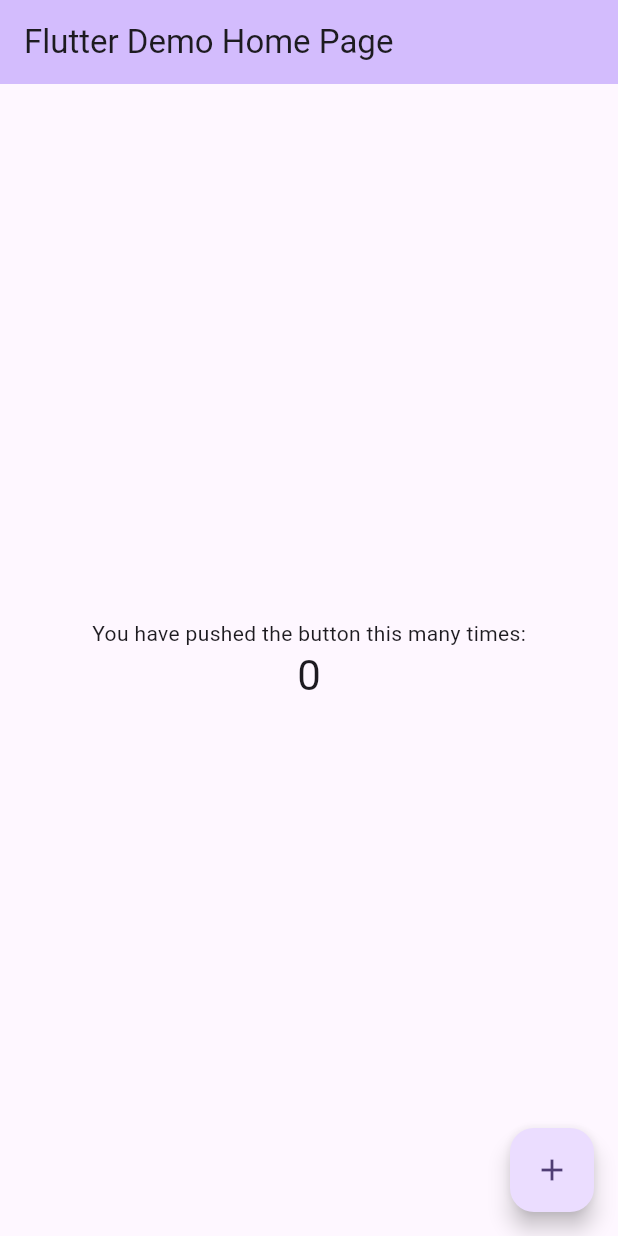
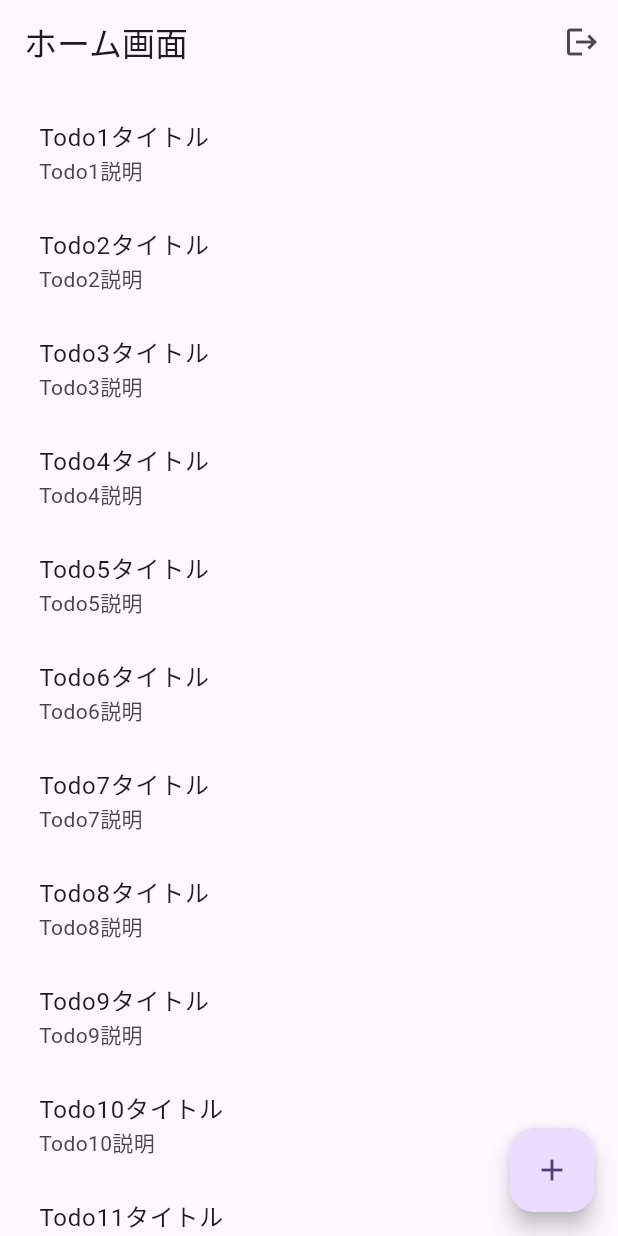
Before and after one commit to konnyaku256/tech-book-1-sample, a Flutter app: the screen it shows after launch, on a phone screen of 412 x 824 dp. Run offline on Flutter 3.47's test engine with Material 3 defaults, Android fonts, the phone set to English and light mode, and no system bars; our stand-ins replace flutter_hooks.

Commit message:
add: chapter-02

```diff
--- /dev/null
+++ b/todo_app/lib/app.dart
@@ -0,0 +1,68 @@
+import 'package:flutter/material.dart';
+import 'package:flutter_hooks/flutter_hooks.dart';
+import 'package:todo_app/screens/login_screen.dart';
+import 'package:todo_app/screens/loading_screen.dart';
+import 'package:todo_app/screens/home_screen.dart';
+
+enum LoginStatus {
+  loggingIn, // ログイン処理中
+  loggedIn, // ログイン済み
+  loggingOut, // ログアウト処理中
+  loggedOut // ログアウト済み
+}
+
+class TodoApp extends HookWidget {
+  const TodoApp({super.key});
+
+  @override
+  Widget build(BuildContext context) {
+    final loginStatus = useState(LoginStatus.loggedOut);
+
+    Future<void> loginAction() async {
+      loginStatus.value = LoginStatus.loggingIn;
+
+      // TODO: ログイン処理
+      await Future.delayed(const Duration(seconds: 2)); // 処理時間を偽装
+
+      loginStatus.value = LoginStatus.loggedIn;
+
+      print('Runned loginAction()');
+    }
+
+    void logoutAction() {
+      loginStatus.value = LoginStatus.loggingOut;
+
+      // TODO: ログアウト処理
+
+      loginStatus.value = LoginStatus.loggedOut;
+
+      print('Runned logoutAction()');
+    }
+
+    void initAction() async {
+      try {
+        await loginAction();
+      } catch (e) {
+        logoutAction();
+      }
+    }
+
+    useEffect(() {
+      initAction();
+      return null;
+    }, const []);
+
+    return MaterialApp(
+        title: 'Todo Demo',
+        theme: ThemeData(
+          colorScheme: ColorScheme.fromSeed(seedColor: Colors.deepPurple),
+          useMaterial3: true,
+        ),
+        home: loginStatus.value == LoginStatus.loggingIn ||
+                loginStatus.value == LoginStatus.loggingOut
+            ? const LoadingScreen()
+            : loginStatus.value == LoginStatus.loggedIn
+                ? HomeScreen(logoutAction)
+                : LoginScreen(loginAction));
+  }
+}
--- a/todo_app/lib/main.dart
+++ b/todo_app/lib/main.dart
@@ -1,125 +1,6 @@
 import 'package:flutter/material.dart';
+import 'package:todo_app/app.dart';
 
 void main() {
-  runApp(const MyApp());
+  runApp(const TodoApp());
 }
-
-class MyApp extends StatelessWidget {
-  const MyApp({super.key});
-
-  // This widget is the root of your application.
-  @override
-  Widget build(BuildContext context) {
-    return MaterialApp(
-      title: 'Flutter Demo',
-      theme: ThemeData(
-        // This is the theme of your application.
-        //
-        // TRY THIS: Try running your application with "flutter run". You'll see
-        // the application has a purple toolbar. Then, without quitting the app,
-        // try changing the seedColor in the colorScheme below to Colors.green
-        // and then invoke "hot reload" (save your changes or press the "hot
-        // reload" button in a Flutter-supported IDE, or press "r" if you used
-        // the command line to start the app).
-        //
-        // Notice that the counter didn't reset back to zero; the application
-        // state is not lost during the reload. To reset the state, use hot
-        // restart instead.
-        //
-        // This works for code too, not just values: Most code changes can be
-        // tested with just a hot reload.
-        colorScheme: ColorScheme.fromSeed(seedColor: Colors.deepPurple),
-        useMaterial3: true,
-      ),
-      home: const MyHomePage(title: 'Flutter Demo Home Page'),
-    );
-  }
-}
-
-class MyHomePage extends StatefulWidget {
-  const MyHomePage({super.key, required this.title});
-
-  // This widget is the home page of your application. It is stateful, meaning
-  // that it has a State object (defined below) that contains fields that affect
-  // how it looks.
-
-  // This class is the configuration for the state. It holds the values (in this
-  // case the title) provided by the parent (in this case the App widget) and
-  // used by the build method of the State. Fields in a Widget subclass are
-  // always marked "final".
-
-  final String title;
-
-  @override
-  State<MyHomePage> createState() => _MyHomePageState();
-}
-
-class _MyHomePageState extends State<MyHomePage> {
-  int _counter = 0;
-
-  void _incrementCounter() {
-    setState(() {
-      // This call to setState tells the Flutter framework that something has
-      // changed in this State, which causes it to rerun the build method below
-      // so that the display can reflect the updated values. If we changed
-      // _counter without calling setState(), then the build method would not be
-      // called again, and so nothing would appear to happen.
-      _counter++;
-    });
-  }
-
-  @override
-  Widget build(BuildContext context) {
-    // This method is rerun every time setState is called, for instance as done
-    // by the _incrementCounter method above.
-    //
-    // The Flutter framework has been optimized to make rerunning build methods
-    // fast, so that you can just rebuild anything that needs updating rather
-    // than having to individually change instances of widgets.
-    return Scaffold(
-      appBar: AppBar(
-        // TRY THIS: Try changing the color here to a specific color (to
-        // Colors.amber, perhaps?) and trigger a hot reload to see the AppBar
-        // change color while the other colors stay the same.
-        backgroundColor: Theme.of(context).colorScheme.inversePrimary,
-        // Here we take the value from the MyHomePage object that was created by
-        // the App.build method, and use it to set our appbar title.
-        title: Text(widget.title),
-      ),
-      body: Center(
-        // Center is a layout widget. It takes a single child and positions it
-        // in the middle of the parent.
-        child: Column(
-          // Column is also a layout widget. It takes a list of children and
-          // arranges them vertically. By default, it sizes itself to fit its
-          // children horizontally, and tries to be as tall as its parent.
-          //
-          // Column has various properties to control how it sizes itself and
-          // how it positions its children. Here we use mainAxisAlignment to
-          // center the children vertically; the main axis here is the vertical
-          // axis because Columns are vertical (the cross axis would be
-          // horizontal).
-          //
-          // TRY THIS: Invoke "debug painting" (choose the "Toggle Debug Paint"
-          // action in the IDE, or press "p" in the console), to see the
-          // wireframe for each widget.
-          mainAxisAlignment: MainAxisAlignment.center,
-          children: <Widget>[
-            const Text(
-              'You have pushed the button this many times:',
-            ),
-            Text(
-              '$_counter',
-              style: Theme.of(context).textTheme.headlineMedium,
-            ),
-          ],
-        ),
-      ),
-      floatingActionButton: FloatingActionButton(
-        onPressed: _incrementCounter,
-        tooltip: 'Increment',
-        child: const Icon(Icons.add),
-      ), // This trailing comma makes auto-formatting nicer for build methods.
-    );
-  }
-}
--- /dev/null
+++ b/todo_app/lib/screens/home_screen.dart
@@ -0,0 +1,76 @@
+import 'package:flutter/material.dart';
+import 'package:flutter_hooks/flutter_hooks.dart';
+import 'package:todo_app/screens/create_todo_screen.dart';
+
+class HomeScreen extends HookWidget {
+  final VoidCallback logoutAction;
+
+  const HomeScreen(this.logoutAction, {super.key});
+
+  @override
+  Widget build(BuildContext context) {
+    final isLoading = useState(false);
+
+    Future<void> getTodoListAction() async {
+      isLoading.value = true;
+
+      // TODO: TODOリスト取得処理
+      await Future.delayed(const Duration(seconds: 2)); // 処理時間を偽装
+
+      isLoading.value = false;
+
+      print('Runned getTodoListAction()');
+    }
+
+    useEffect(() {
+      getTodoListAction();
+      return null;
+    }, []);
+
+    return Scaffold(
+      appBar: AppBar(
+        title: const Text('ホーム画面'),
+        actions: <Widget>[
+          IconButton(
+            icon: const Icon(Icons.logout),
+            onPressed: logoutAction,
+          ),
+        ],
+      ),
+      body: isLoading.value
+          ? const Center(child: CircularProgressIndicator())
+          : const TodoList(),
+      floatingActionButton: FloatingActionButton(
+        child: const Icon(Icons.add),
+        onPressed: () async {
+          final isCreatedTodo = await Navigator.of(context).push<bool?>(
+            MaterialPageRoute(
+              builder: (context) => const CreateTodoScreen(),
+            ),
+          );
+          if (isCreatedTodo == true) {
+            await getTodoListAction();
+          }
+        },
+      ),
+    );
+  }
+}
+
+class TodoList extends StatelessWidget {
+  const TodoList({super.key});
+
+  @override
+  Widget build(BuildContext context) {
+    return ListView.builder(
+      padding: const EdgeInsets.all(10),
+      itemCount: 20,
+      itemBuilder: (context, index) {
+        return ListTile(
+          title: Text('Todo${index + 1}タイトル'),
+          subtitle: Text('Todo${index + 1}説明'),
+        );
+      },
+    );
+  }
+}
--- a/todo_app/pubspec.yaml
+++ b/todo_app/pubspec.yaml
@@ -2,7 +2,7 @@ name: todo_app
 description: "A new Flutter project."
 # The following line prevents the package from being accidentally published to
 # pub.dev using `flutter pub publish`. This is preferred for private packages.
-publish_to: 'none' # Remove this line if you wish to publish to pub.dev
+publish_to: "none" # Remove this line if you wish to publish to pub.dev
 
 # The following defines the version and build number for your application.
 # A version number is three numbers separated by dots, like 1.2.43
@@ -19,7 +19,7 @@ publish_to: 'none' # Remove this line if you wish to publish to pub.dev
 version: 1.0.0+1
 
 environment:
-  sdk: '>=3.3.4 <4.0.0'
+  sdk: ">=3.3.4 <4.0.0"
 
 # Dependencies specify other packages that your package needs in order to work.
 # To automatically upgrade your package dependencies to the latest versions
@@ -31,6 +31,7 @@ dependencies:
   flutter:
     sdk: flutter
 
+  flutter_hooks: ^0.20.5
 
   # The following adds the Cupertino Icons font to your application.
   # Use with the CupertinoIcons class for iOS style icons.
@@ -52,7 +53,6 @@ dev_dependencies:
 
 # The following section is specific to Flutter packages.
 flutter:
-
   # The following line ensures that the Material Icons font is
   # included with your application, so that you can use the icons in
   # the material Icons class.
```
Also changed, not shown: todo_app/lib/screens/create_todo_screen.dart (added, +77 -0 lines), todo_app/lib/screens/loading_screen.dart (added, +14 -0 lines), todo_app/lib/screens/login_screen.dart (added, +32 -0 lines), todo_app/pubspec.lock.
